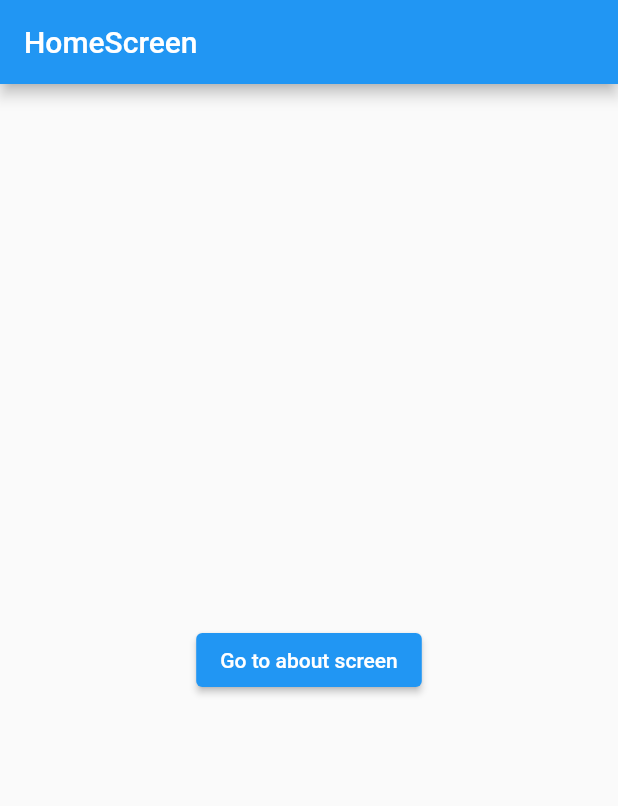
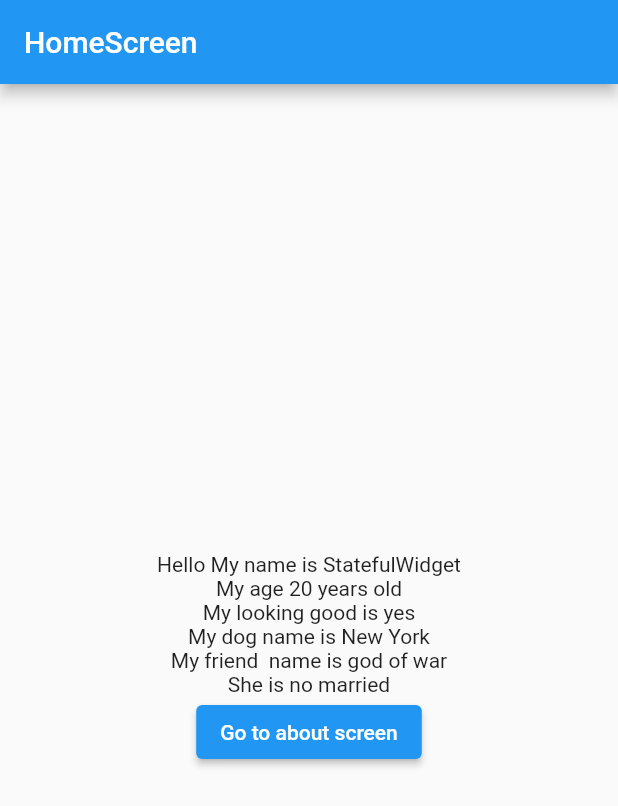
Before and after one commit to boonkung/example2, a Flutter app: the screen it shows after launch, on a phone screen of 412 x 824 dp. Shown: the top 806 px of the screen. Run offline on Flutter 3.47's test engine with Material 2 defaults, Android fonts, the phone set to English and light mode, and no system bars.

Commit message:
try show variable value

```diff
--- a/lib/screen/home_screen.dart
+++ b/lib/screen/home_screen.dart
@@ -10,7 +10,7 @@ class HomeScreen extends StatefulWidget {
 
 class _HomeScreenState extends State<HomeScreen> {
   String name = "My name is StatefulWidget";
-  int age = 0;
+  int age = 20;
   bool lookingGood = true;
   List<String> myDognames = ["LoongG", "New York", "Tokyo", "Hongkong"];
   Map<String, dynamic> user = {
@@ -27,7 +27,17 @@ class _HomeScreenState extends State<HomeScreen> {
         title: Text("HomeScreen"),
       ),
       body: Center(
-        child: ElevatedButton(
+        child: Column(
+          mainAxisAlignment: MainAxisAlignment.center,
+          children: [
+            Text("Hello $name"),
+            Text("My age $age years old"),
+            Text("My looking good is ${lookingGood ? "yes" : "no"}"),
+            Text("My dog name is ${myDognames[1]}"),
+            // ...myDognames.map((e) => Text(e)).toList(),
+            Text("My friend  name is ${user["name"]}"),
+            Text("She is ${user["married"] ? "married" : "no married"}"),
+            ElevatedButton(
               onPressed: () => {
                 Navigator.of(context).push(
                   MaterialPageRoute(
@@ -39,6 +49,8 @@ class _HomeScreenState extends State<HomeScreen> {
               },
               child: Text("Go to about screen"),
             ),
+          ],
+        ),
       ),
     );
   }
```
Lines whose indentation alone changed are shown as unchanged.
